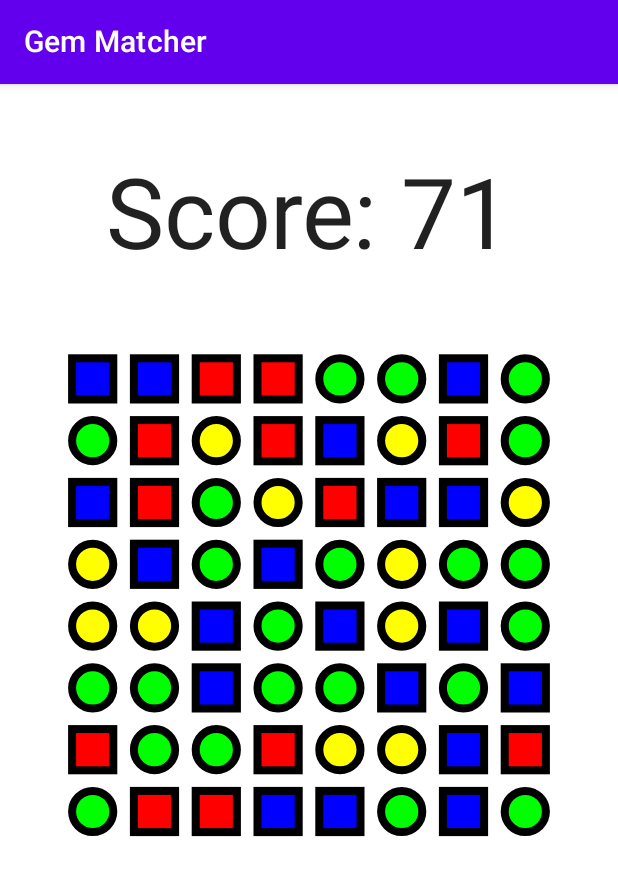
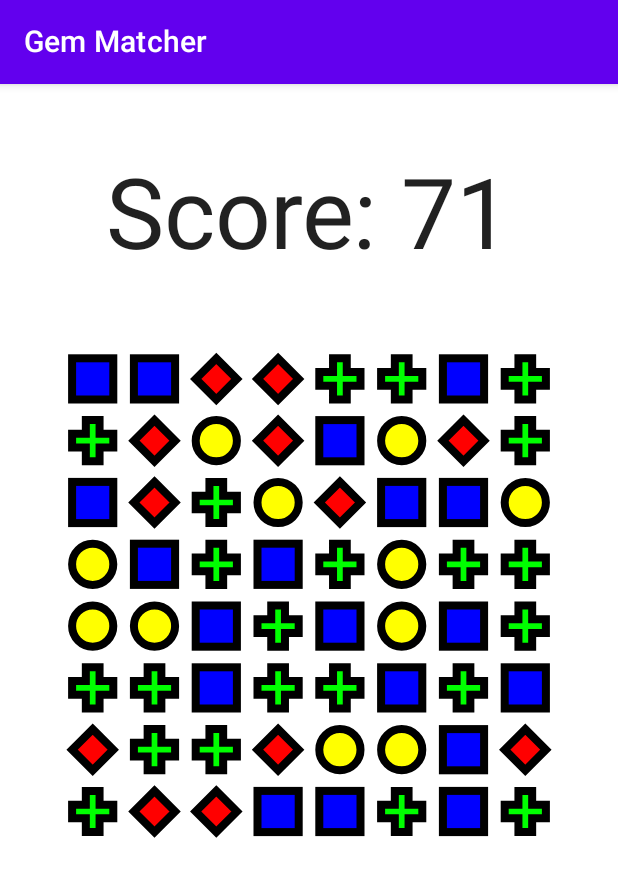
Before and after one commit to emlewis2/HW4, an Android app built with Jetpack Compose: the screen it shows after launch (MainActivity), on a phone screen of 412 x 824 dp. Shown: the top 877 px of the screen. Run offline under Robolectric (Android 15) with nearby library versions, the phone set to English and light mode, and no system bars.

Commit message:
Changed diamond and cross to correct shapes

```diff
--- a/app/src/main/java/lewis/libby/hw4/MainActivity.kt
+++ b/app/src/main/java/lewis/libby/hw4/MainActivity.kt
@@ -23,6 +23,7 @@ import androidx.compose.ui.Modifier
 import androidx.compose.ui.geometry.Offset
 import androidx.compose.ui.geometry.Size
 import androidx.compose.ui.graphics.Color
+import androidx.compose.ui.graphics.Path
 import androidx.compose.ui.graphics.drawscope.*
 import androidx.compose.ui.input.pointer.PointerInputChange
 import androidx.compose.ui.input.pointer.PointerInputScope
@@ -154,6 +155,40 @@ fun Gems(
         var finger by remember { mutableStateOf(Offset.Zero) }
 
         var paused by remember { mutableStateOf(FALSE) }
+
+        fun DrawScope.drawDiamond(outlineColor: Color, shapeSize: Float, boxSize: Float, outline: Stroke) {
+            val shapeOffset = (boxSize - shapeSize)/2
+            val diamondPath = Path().apply {
+                moveTo(boxSize/2, shapeOffset)
+                lineTo(shapeSize+shapeOffset, boxSize/2)
+                lineTo(boxSize/2, shapeSize+shapeOffset)
+                lineTo(shapeOffset, boxSize/2)
+                close()
+            }
+            drawPath(path = diamondPath, color = Color.Red)
+            drawPath(path = diamondPath, color = outlineColor, style = outline)
+        }
+
+        fun DrawScope.drawCross(outlineColor: Color, shapeSize: Float, boxSize: Float, outline: Stroke) {
+            val shapeOffset = (boxSize - shapeSize)/2
+            val crossPath = Path().apply {
+                moveTo(shapeOffset+shapeSize/3, shapeOffset)
+                lineTo(shapeOffset+shapeSize*2/3, shapeOffset)
+                lineTo(shapeOffset+shapeSize*2/3, shapeOffset+shapeSize/3)
+                lineTo(shapeOffset+shapeSize, shapeOffset+shapeSize/3)
+                lineTo(shapeOffset+shapeSize, shapeOffset+shapeSize*2/3)
+                lineTo(shapeOffset+shapeSize*2/3, shapeOffset+shapeSize*2/3)
+                lineTo(shapeOffset+shapeSize*2/3, shapeOffset+shapeSize)
+                lineTo(shapeOffset+shapeSize/3, shapeOffset+shapeSize)
+                lineTo(shapeOffset+shapeSize/3, shapeOffset+shapeSize*2/3)
+                lineTo(shapeOffset, shapeOffset+shapeSize*2/3)
+                lineTo(shapeOffset, shapeOffset+shapeSize/3)
+                lineTo(shapeOffset+shapeSize/3, shapeOffset+shapeSize/3)
+                close()
+            }
+            drawPath(path = crossPath, color = Color.Green)
+            drawPath(path = crossPath, color = outlineColor, style = outline)
+        }
 
 //        fun DrawScope.drawCircle(x: Float, y: Float, outlineColor: Color, shapeOffsetPx: Float, shapeCenter: Offset, radius: Float, outline: DrawStyle) {
 //            translate(x + shapeOffsetPx, y + shapeOffsetPx) {
@@ -384,14 +419,14 @@ fun Gems(
                                                 Diamond -> {
                                                     val outlineColor =
                                                         if (shape.shapeType == highlightShapeType) Color.Magenta else Color.Black
-                                                    drawRect(color = Color.Red, size = Size(shapeSize, shapeSize), topLeft = Offset(shapeOffset, shapeOffset))
-                                                    drawRect(color = outlineColor, size = Size(shapeSize, shapeSize), topLeft = Offset(shapeOffset, shapeOffset), style = outline)
+                                                    drawDiamond(outlineColor, shapeSize, boxSize, outline)
+//                                                    drawRect(color = Color.Red, size = Size(shapeSize, shapeSize), topLeft = Offset(shapeOffset, shapeOffset))
+//                                                    drawRect(color = outlineColor, size = Size(shapeSize, shapeSize), topLeft = Offset(shapeOffset, shapeOffset), style = outline)
                                                 }
                                                 Cross -> {
                                                     val outlineColor =
                                                         if (shape.shapeType == highlightShapeType) Color.Magenta else Color.Black
-                                                    drawCircle(color = Color.Green, center = shapeCenter, radius = radius)
-                                                    drawCircle(color = outlineColor, center = shapeCenter, radius = radius, style = outline)
+                                                    drawCross(outlineColor, shapeSize, boxSize, outline)
                                                 }
                                                 Empty -> {}
                                             }
```
